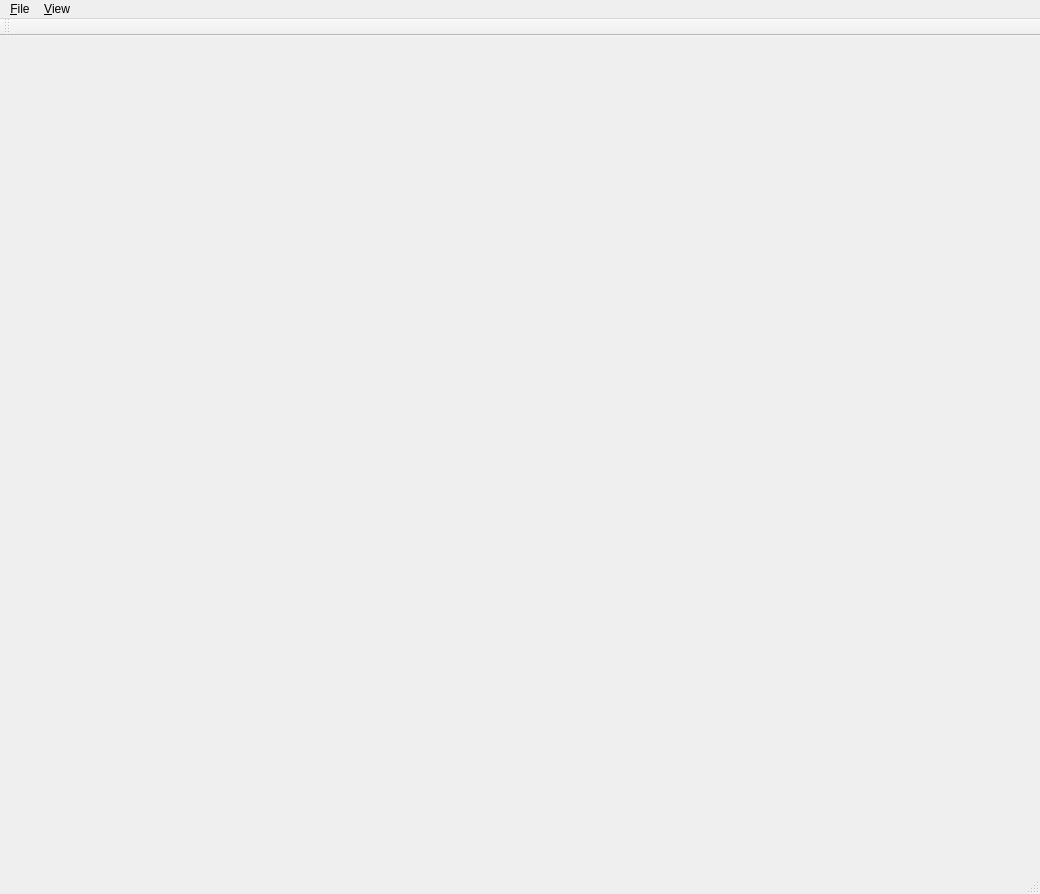
The window that source/qpcv.ui (dairoku/qpcv) describes before a commit, drawn with Qt 5.
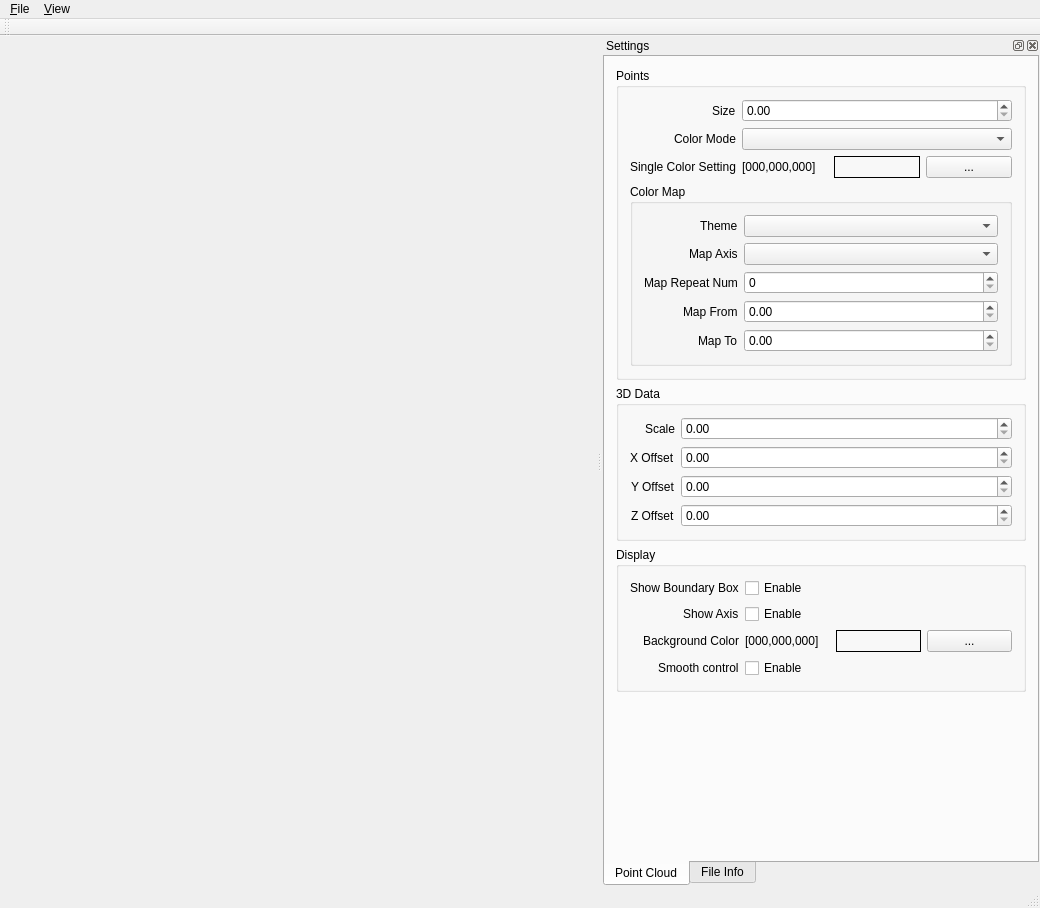
The same window after the commit.

Commit message: - Added the command line option perser - Working on adding the setting gui

The edit to the form file:
```diff
--- a/source/qpcv.ui
+++ b/source/qpcv.ui
@@ -61,6 +61,681 @@
    </attribute>
   </widget>
   <widget class="QStatusBar" name="statusBar"/>
+  <widget class="QDockWidget" name="dockWidget_2">
+   <property name="minimumSize">
+    <size>
+     <width>438</width>
+     <height>850</height>
+    </size>
+   </property>
+   <property name="features">
+    <set>QDockWidget::AllDockWidgetFeatures</set>
+   </property>
+   <property name="windowTitle">
+    <string>Settings</string>
+   </property>
+   <attribute name="dockWidgetArea">
+    <number>2</number>
+   </attribute>
+   <widget class="QWidget" name="dockWidgetContents_2">
+    <layout class="QVBoxLayout" name="verticalLayout_3">
+     <property name="spacing">
+      <number>0</number>
+     </property>
+     <property name="leftMargin">
+      <number>1</number>
+     </property>
+     <property name="topMargin">
+      <number>0</number>
+     </property>
+     <property name="rightMargin">
+      <number>1</number>
+     </property>
+     <property name="bottomMargin">
+      <number>0</number>
+     </property>
+     <item>
+      <widget class="QTabWidget" name="tabWidget_2">
+       <property name="tabPosition">
+        <enum>QTabWidget::South</enum>
+       </property>
+       <property name="currentIndex">
+        <number>0</number>
+       </property>
+       <widget class="QWidget" name="tab_3">
+        <attribute name="title">
+         <string>Point Cloud</string>
+        </attribute>
+        <layout class="QVBoxLayout" name="verticalLayout">
+         <item>
+          <widget class="QGroupBox" name="groupBox">
+           <property name="title">
+            <string>Points</string>
+           </property>
+           <layout class="QVBoxLayout" name="verticalLayout_2">
+            <item>
+             <layout class="QFormLayout" name="formLayout">
+              <property name="labelAlignment">
+               <set>Qt::AlignRight|Qt::AlignTrailing|Qt::AlignVCenter</set>
+              </property>
+              <item row="0" column="0">
+               <widget class="QLabel" name="label">
+                <property name="sizePolicy">
+                 <sizepolicy hsizetype="Preferred" vsizetype="Preferred">
+                  <horstretch>0</horstretch>
+                  <verstretch>0</verstretch>
+                 </sizepolicy>
+                </property>
+                <property name="layoutDirection">
+                 <enum>Qt::LeftToRight</enum>
+                </property>
+                <property name="text">
+                 <string>Size</string>
+                </property>
+                <property name="alignment">
+                 <set>Qt::AlignLeading|Qt::AlignLeft|Qt::AlignVCenter</set>
+                </property>
+               </widget>
+              </item>
+              <item row="0" column="1">
+               <widget class="QDoubleSpinBox" name="mPointSize"/>
+              </item>
+              <item row="1" column="0">
+               <widget class="QLabel" name="label_2">
+                <property name="text">
+                 <string>Color Mode</string>
+                </property>
+                <property name="alignment">
+                 <set>Qt::AlignLeading|Qt::AlignLeft|Qt::AlignVCenter</set>
+                </property>
+               </widget>
+              </item>
+              <item row="1" column="1">
+               <widget class="QComboBox" name="mPointColorMode"/>
+              </item>
+              <item row="2" column="0">
+               <widget class="QLabel" name="label_3">
+                <property name="text">
+                 <string>Single Color Setting</string>
+                </property>
+                <property name="alignment">
+                 <set>Qt::AlignLeading|Qt::AlignLeft|Qt::AlignVCenter</set>
+                </property>
+               </widget>
+              </item>
+              <item row="2" column="1">
+               <layout class="QHBoxLayout" name="horizontalLayout">
+                <item>
+                 <widget class="QLabel" name="mPointColorLabel">
+                  <property name="text">
+                   <string>[000,000,000]</string>
+                  </property>
+                 </widget>
+                </item>
+                <item>
+                 <widget class="QLabel" name="mPointColorBox">
+                  <property name="frameShape">
+                   <enum>QFrame::Box</enum>
+                  </property>
+                  <property name="text">
+                   <string/>
+                  </property>
+                 </widget>
+                </item>
+                <item>
+                 <widget class="QPushButton" name="mPointColorButton">
+                  <property name="text">
+                   <string>...</string>
+                  </property>
+                 </widget>
+                </item>
+               </layout>
+              </item>
+             </layout>
+            </item>
+            <item>
+             <widget class="QGroupBox" name="groupBox_6">
+              <property name="title">
+               <string>Color Map</string>
+              </property>
+              <layout class="QVBoxLayout" name="verticalLayout_10">
+               <item>
+                <layout class="QFormLayout" name="formLayout_9">
+                 <property name="labelAlignment">
+                  <set>Qt::AlignRight|Qt::AlignTrailing|Qt::AlignVCenter</set>
+                 </property>
+                 <item row="0" column="0">
+                  <widget class="QLabel" name="label_7">
+                   <property name="text">
+                    <string>Theme</string>
+                   </property>
+                  </widget>
+                 </item>
+                 <item row="0" column="1">
+                  <widget class="QComboBox" name="mColorMapTheme"/>
+                 </item>
+                 <item row="1" column="0">
+                  <widget class="QLabel" name="label_8">
+                   <property name="text">
+                    <string>Map Axis</string>
+                   </property>
+                  </widget>
+                 </item>
+                 <item row="1" column="1">
+                  <widget class="QComboBox" name="mColorMapAxis"/>
+                 </item>
+                 <item row="2" column="0">
+                  <widget class="QLabel" name="label_9">
+                   <property name="text">
+                    <string>Map Repeat Num</string>
+                   </property>
+                  </widget>
+                 </item>
+                 <item row="2" column="1">
+                  <widget class="QSpinBox" name="mColorMapRepeatNum"/>
+                 </item>
+                 <item row="3" column="0">
+                  <widget class="QLabel" name="label_10">
+                   <property name="text">
+                    <string>Map From</string>
+                   </property>
+                  </widget>
+                 </item>
+                 <item row="3" column="1">
+                  <widget class="QDoubleSpinBox" name="mColorMapFrom"/>
+                 </item>
+                 <item row="4" column="0">
+                  <widget class="QLabel" name="label_11">
+                   <property name="text">
+                    <string>Map To</string>
+                   </property>
+                  </widget>
+                 </item>
+                 <item row="4" column="1">
+                  <widget class="QDoubleSpinBox" name="mColorMapTo"/>
+                 </item>
+                </layout>
+               </item>
+              </layout>
+             </widget>
+            </item>
+           </layout>
+          </widget>
+         </item>
+         <item>
+          <widget class="QGroupBox" name="groupBox_3">
+           <property name="title">
+            <string>3D Data</string>
+           </property>
+           <layout class="QVBoxLayout" name="verticalLayout_5">
+            <item>
+             <layout class="QFormLayout" name="formLayout_3">
+              <property name="labelAlignment">
+               <set>Qt::AlignRight|Qt::AlignTrailing|Qt::AlignVCenter</set>
+              </property>
+              <item row="0" column="0">
+               <widget class="QLabel" name="label_13">
+                <property name="text">
+                 <string>Scale</string>
+                </property>
+               </widget>
+              </item>
+              <item row="0" column="1">
+               <widget class="QDoubleSpinBox" name="mDataScale"/>
+              </item>
+              <item row="1" column="0">
+               <widget class="QLabel" name="label_14">
+                <property name="text">
+                 <string>X Offset</string>
+                </property>
+               </widget>
+              </item>
+              <item row="2" column="0">
+               <widget class="QLabel" name="label_15">
+                <property name="text">
+                 <string>Y Offset</string>
+                </property>
+               </widget>
+              </item>
+              <item row="3" column="0">
+               <widget class="QLabel" name="label_16">
+                <property name="text">
+                 <string>Z Offset</string>
+                </property>
+               </widget>
+              </item>
+              <item row="1" column="1">
+               <widget class="QDoubleSpinBox" name="mDataXOffset"/>
+              </item>
+              <item row="2" column="1">
+               <widget class="QDoubleSpinBox" name="mDataYOffset"/>
+              </item>
+              <item row="3" column="1">
+               <widget class="QDoubleSpinBox" name="mDataZOffset"/>
+              </item>
+             </layout>
+            </item>
+           </layout>
+          </widget>
+         </item>
+         <item>
+          <widget class="QGroupBox" name="groupBox_2">
+           <property name="title">
+            <string>Display</string>
+           </property>
+           <layout class="QVBoxLayout" name="verticalLayout_4">
+            <item>
+             <layout class="QFormLayout" name="formLayout_2">
+              <property name="labelAlignment">
+               <set>Qt::AlignRight|Qt::AlignTrailing|Qt::AlignVCenter</set>
+              </property>
+              <item row="0" column="0">
+               <widget class="QLabel" name="label_12">
+                <property name="text">
+                 <string>Show Boundary Box</string>
+                </property>
+               </widget>
+              </item>
+              <item row="0" column="1">
+               <widget class="QCheckBox" name="mDisplayDoundaryBox">
+                <property name="text">
+                 <string>Enable</string>
+                </property>
+               </widget>
+              </item>
+              <item row="1" column="0">
+               <widget class="QLabel" name="label_17">
+                <property name="text">
+                 <string>Show Axis</string>
+                </property>
+               </widget>
+              </item>
+              <item row="1" column="1">
+               <widget class="QCheckBox" name="mDisplayAxis">
+                <property name="text">
+                 <string>Enable</string>
+                </property>
+               </widget>
+              </item>
+              <item row="2" column="0">
+               <widget class="QLabel" name="label_18">
+                <property name="text">
+                 <string>Background Color</string>
+                </property>
+               </widget>
+              </item>
+              <item row="2" column="1">
+               <layout class="QHBoxLayout" name="horizontalLayout_2">
+                <item>
+                 <widget class="QLabel" name="mDisplayColorLabel">
+                  <property name="text">
+                   <string>[000,000,000]</string>
+                  </property>
+                 </widget>
+                </item>
+                <item>
+                 <widget class="QLabel" name="mDisplayColorox">
+                  <property name="frameShape">
+                   <enum>QFrame::Box</enum>
+                  </property>
+                  <property name="text">
+                   <string/>
+                  </property>
+                 </widget>
+                </item>
+                <item>
+                 <widget class="QPushButton" name="mDisplayColorButton">
+                  <property name="text">
+                   <string>...</string>
+                  </property>
+                 </widget>
+                </item>
+               </layout>
+              </item>
+              <item row="3" column="0">
+               <widget class="QLabel" name="label_49">
+                <property name="text">
+                 <string>Smooth control</string>
+                </property>
+               </widget>
+              </item>
+              <item row="3" column="1">
+               <widget class="QCheckBox" name="mDisplaySmooth">
+                <property name="text">
+                 <string>Enable</string>
+                </property>
+               </widget>
+              </item>
+             </layout>
+            </item>
+           </layout>
+          </widget>
+         </item>
+         <item>
+          <spacer name="verticalSpacer">
+           <property name="orientation">
+            <enum>Qt::Vertical</enum>
+           </property>
+           <property name="sizeHint" stdset="0">
+            <size>
+             <width>20</width>
+             <height>40</height>
+            </size>
+           </property>
+          </spacer>
+         </item>
+        </layout>
+       </widget>
+       <widget class="QWidget" name="tab_4">
+        <attribute name="title">
+         <string>File Info</string>
+        </attribute>
+        <layout class="QVBoxLayout" name="verticalLayout_7">
+         <item>
+          <layout class="QVBoxLayout" name="verticalLayout_6">
+           <item>
+            <widget class="QGroupBox" name="groupBox_4">
+             <property name="title">
+              <string>PLY File Info</string>
+             </property>
+             <layout class="QVBoxLayout" name="verticalLayout_8">
+              <item>
+               <layout class="QFormLayout" name="formLayout_4">
+                <property name="labelAlignment">
+                 <set>Qt::AlignRight|Qt::AlignTrailing|Qt::AlignVCenter</set>
+                </property>
+                <item row="0" column="0">
+                 <widget class="QLabel" name="label_21">
+                  <property name="text">
+                   <string>File Name</string>
+                  </property>
+                 </widget>
+                </item>
+                <item row="0" column="1">
+                 <widget class="QLabel" name="mFileName">
+                  <property name="text">
+                   <string/>
+                  </property>
+                 </widget>
+                </item>
+                <item row="1" column="0">
+                 <widget class="QLabel" name="label_23">
+                  <property name="text">
+                   <string>File Path</string>
+                  </property>
+                 </widget>
+                </item>
+                <item row="2" column="0">
+                 <widget class="QLabel" name="label_24">
+                  <property name="text">
+                   <string>File Size</string>
+                  </property>
+                 </widget>
+                </item>
+                <item row="1" column="1">
+                 <widget class="QLabel" name="mFilePath">
+                  <property name="text">
+                   <string/>
+                  </property>
+                 </widget>
+                </item>
+                <item row="2" column="1">
+                 <widget class="QLabel" name="mFileSize">
+                  <property name="text">
+                   <string/>
+                  </property>
+                 </widget>
+                </item>
+                <item row="3" column="0">
+                 <widget class="QLabel" name="label_27">
+                  <property name="text">
+                   <string>File Created</string>
+                  </property>
+                 </widget>
+                </item>
+                <item row="3" column="1">
+                 <widget class="QLabel" name="mFileCreated">
+                  <property name="text">
+                   <string/>
+                  </property>
+                 </widget>
+                </item>
+                <item row="4" column="0">
+                 <widget class="QLabel" name="label_29">
+                  <property name="text">
+                   <string>File Modified</string>
+                  </property>
+                 </widget>
+                </item>
+                <item row="4" column="1">
+                 <widget class="QLabel" name="mFileModified">
+                  <property name="text">
+                   <string/>
+                  </property>
+                 </widget>
+                </item>
+               </layout>
+              </item>
+             </layout>
+            </widget>
+           </item>
+          </layout>
+         </item>
+         <item>
+          <widget class="QGroupBox" name="groupBox_5">
+           <property name="title">
+            <string>PLY Data Info</string>
+           </property>
+           <layout class="QVBoxLayout" name="verticalLayout_9">
+            <item>
+             <layout class="QFormLayout" name="formLayout_5">
+              <item row="0" column="0">
+               <widget class="QLabel" name="label_31">
+                <property name="text">
+                 <string>Number of Points</string>
+                </property>
+               </widget>
+              </item>
+              <item row="0" column="1">
+               <widget class="QLabel" name="mPLYPointsNum">
+                <property name="text">
+                 <string/>
+                </property>
+               </widget>
+              </item>
+              <item row="1" column="0">
+               <widget class="QLabel" name="label_33">
+                <property name="text">
+                 <string>Point Color</string>
+                </property>
+               </widget>
+              </item>
+              <item row="1" column="1">
+               <widget class="QLabel" name="mPLYPointColor">
+                <property name="text">
+                 <string/>
+                </property>
+               </widget>
+              </item>
+              <item row="2" column="0">
+               <widget class="QLabel" name="label_35">
+                <property name="text">
+                 <string>Format</string>
+                </property>
+               </widget>
+              </item>
+              <item row="3" column="0">
+               <widget class="QLabel" name="label_36">
+                <property name="text">
+                 <string>Vertex</string>
+                </property>
+               </widget>
+              </item>
+              <item row="2" column="1">
+               <widget class="QLabel" name="mPLYFormat">
+                <property name="text">
+                 <string/>
+                </property>
+               </widget>
+              </item>
+              <item row="3" column="1">
+               <widget class="QLabel" name="mPLYVertex">
+                <property name="text">
+                 <string/>
+                </property>
+               </widget>
+              </item>
+             </layout>
+            </item>
+            <item>
+             <widget class="QGroupBox" name="groupBox_7">
+              <property name="title">
+               <string>X axis</string>
+              </property>
+              <layout class="QVBoxLayout" name="verticalLayout_11">
+               <item>
+                <layout class="QFormLayout" name="formLayout_6">
+                 <item row="0" column="0">
+                  <widget class="QLabel" name="label_37">
+                   <property name="text">
+                    <string>Min</string>
+                   </property>
+                  </widget>
+                 </item>
+                 <item row="0" column="1">
+                  <widget class="QLabel" name="mPLYXMin">
+                   <property name="text">
+                    <string/>
+                   </property>
+                  </widget>
+                 </item>
+                 <item row="1" column="0">
+                  <widget class="QLabel" name="label_39">
+                   <property name="text">
+                    <string>Max</string>
+                   </property>
+                  </widget>
+                 </item>
+                 <item row="1" column="1">
+                  <widget class="QLabel" name="mPLYXMax">
+                   <property name="text">
+                    <string/>
+                   </property>
+                  </widget>
+                 </item>
+                </layout>
+               </item>
+              </layout>
+             </widget>
+            </item>
+            <item>
+             <widget class="QGroupBox" name="groupBox_8">
+              <property name="title">
+               <string>Y axis</string>
+              </property>
+              <layout class="QVBoxLayout" name="verticalLayout_12">
+               <item>
+                <layout class="QFormLayout" name="formLayout_7">
+                 <item row="0" column="0">
+                  <widget class="QLabel" name="label_41">
+                   <property name="text">
+                    <string>Min</string>
+                   </property>
+                  </widget>
+                 </item>
+                 <item row="0" column="1">
+                  <widget class="QLabel" name="mPLYYMin">
+                   <property name="text">
+                    <string/>
+                   </property>
+                  </widget>
+                 </item>
+                 <item row="1" column="0">
+                  <widget class="QLabel" name="label_43">
+                   <property name="text">
+                    <string>Max</string>
+                   </property>
+                  </widget>
+                 </item>
+                 <item row="1" column="1">
+                  <widget class="QLabel" name="mPLYYMax">
+                   <property name="text">
+                    <string/>
+                   </property>
+                  </widget>
+                 </item>
+                </layout>
+               </item>
+              </layout>
+             </widget>
+            </item>
+            <item>
+             <widget class="QGroupBox" name="groupBox_9">
+              <property name="title">
+               <string>Z axis</string>
+              </property>
+              <layout class="QVBoxLayout" name="verticalLayout_13">
+               <item>
+                <layout class="QFormLayout" name="formLayout_8">
+                 <item row="0" column="0">
+                  <widget class="QLabel" name="label_45">
+                   <property name="text">
+                    <string>Min</string>
+                   </property>
+                  </widget>
+                 </item>
+                 <item row="0" column="1">
+                  <widget class="QLabel" name="mPLYZMin">
+                   <property name="text">
+                    <string/>
+                   </property>
+                  </widget>
+                 </item>
+                 <item row="1" column="0">
+                  <widget class="QLabel" name="label_47">
+                   <property name="text">
+                    <string>Max</string>
+                   </property>
+                  </widget>
+                 </item>
+                 <item row="1" column="1">
+                  <widget class="QLabel" name="mPLYZMax">
+                   <property name="text">
+                    <string/>
+                   </property>
+                  </widget>
+                 </item>
+                </layout>
+               </item>
+              </layout>
+             </widget>
+            </item>
+           </layout>
+          </widget>
+         </item>
+         <item>
+          <widget class="QGroupBox" name="groupBox_10">
+           <property name="title">
+            <string>PLY Header Dump</string>
+           </property>
+           <layout class="QVBoxLayout" name="verticalLayout_14">
+            <item>
+             <widget class="QPlainTextEdit" name="mPLYHeader">
+              <property name="readOnly">
+               <bool>true</bool>
+              </property>
+             </widget>
+            </item>
+           </layout>
+          </widget>
+         </item>
+        </layout>
+       </widget>
+      </widget>
+     </item>
+    </layout>
+   </widget>
+  </widget>
   <action name="actionOpen">
    <property name="text">
     <string>&amp;Open</string>
```
Left out of the diff: 4 changed lines with no effect on the pictures. The commit also changes 4 other files.
